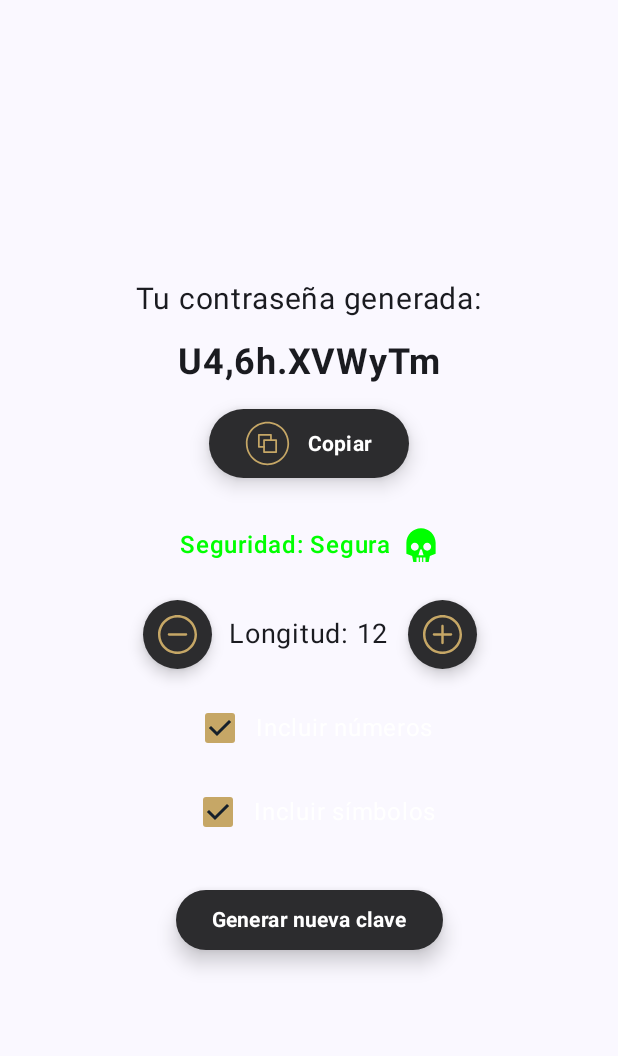
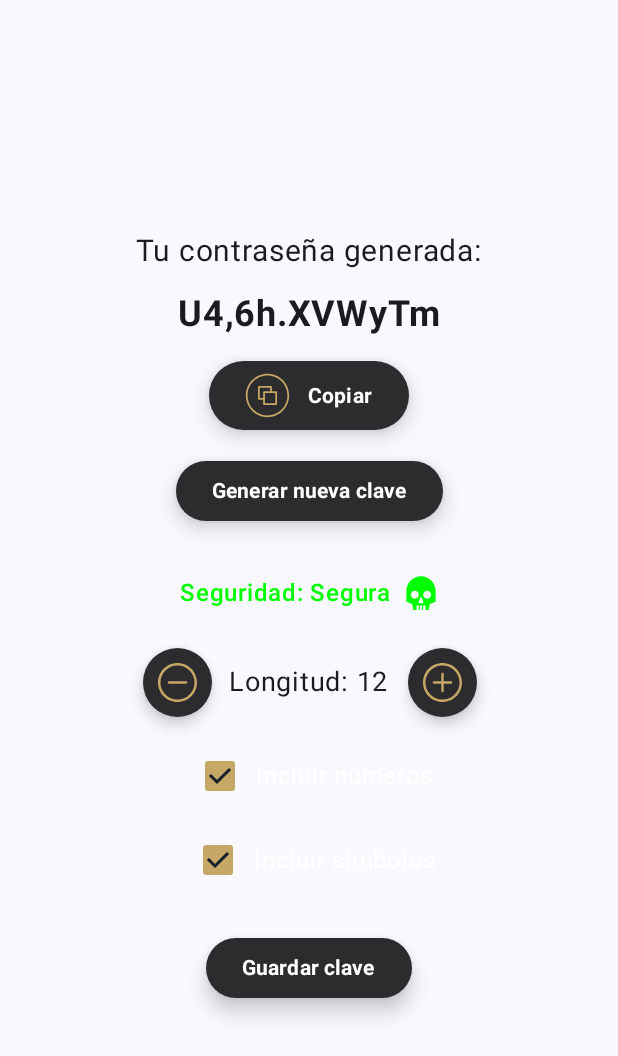
Before and after one commit to SantiagoGrinblat/PasswordManager, an Android app built with Jetpack Compose: the screen it shows after launch (MainActivity), on a phone screen of 412 x 824 dp. Shown: the top 1056 px of the screen. Run offline under Robolectric (Android 15) with nearby library versions, the phone set to English and light mode, and no system bars.

Commit message:
Se agrega funcion de redireccion de layout

```diff
--- a/app/src/main/java/com/santidev/passwordmanager/ui/screens/MainScreen.kt
+++ b/app/src/main/java/com/santidev/passwordmanager/ui/screens/MainScreen.kt
@@ -17,6 +17,6 @@ fun MainScreen(navController: NavHostController) {
     verticalArrangement = Arrangement.Center,
     horizontalAlignment = Alignment.CenterHorizontally
   ) {
-    PasswordGeneratorScreen()
+    PasswordGeneratorScreen(navController = navController)
   }
 }
--- a/app/src/main/java/com/santidev/passwordmanager/utils/PasswordGeneratorScreen.kt
+++ b/app/src/main/java/com/santidev/passwordmanager/utils/PasswordGeneratorScreen.kt
@@ -35,10 +35,13 @@ import androidx.compose.ui.res.painterResource
 import androidx.compose.ui.text.font.FontWeight
 import androidx.compose.ui.unit.dp
 import androidx.compose.ui.unit.sp
+import androidx.navigation.NavHostController
 import com.santidev.passwordmanager.R
+import com.santidev.passwordmanager.navigation.SavePassword
+import com.santidev.passwordmanager.ui.screens.SavePassword
 
 @Composable
-fun PasswordGeneratorScreen() {
+fun PasswordGeneratorScreen(navController: NavHostController) {
 
   var length by remember { mutableStateOf(12) }
   var useNumbers by remember { mutableStateOf(true) }
@@ -82,6 +85,20 @@ fun PasswordGeneratorScreen() {
 
       // 👉 Botón copiar al portapapeles
       CopyButton(textToCopy = password)
+
+      Spacer(modifier = Modifier.height(16.dp))
+
+      Button(
+        onClick = { regenerate() },
+        shape = RoundedCornerShape(50),
+        colors = ButtonDefaults.elevatedButtonColors(
+          containerColor = Color(0xFF2C2C2E),
+          contentColor = Color.White
+        ),
+        elevation = ButtonDefaults.elevatedButtonElevation(defaultElevation = 8.dp)
+      ) {
+        Text("Generar nueva clave", fontWeight = FontWeight.Bold)
+      }
 
       Spacer(modifier = Modifier.height(24.dp))
 
@@ -219,7 +236,7 @@ fun PasswordGeneratorScreen() {
       Spacer(modifier = Modifier.height(24.dp))
 
       Button(
-        onClick = { regenerate() },
+        onClick = { navController.navigate(SavePassword) },
         shape = RoundedCornerShape(50),
         colors = ButtonDefaults.elevatedButtonColors(
           containerColor = Color(0xFF2C2C2E),
@@ -227,7 +244,7 @@ fun PasswordGeneratorScreen() {
         ),
         elevation = ButtonDefaults.elevatedButtonElevation(defaultElevation = 8.dp)
       ) {
-        Text("Generar nueva clave", fontWeight = FontWeight.Bold)
+        Text("Guardar clave", fontWeight = FontWeight.Bold)
       }
     }
   }
```
